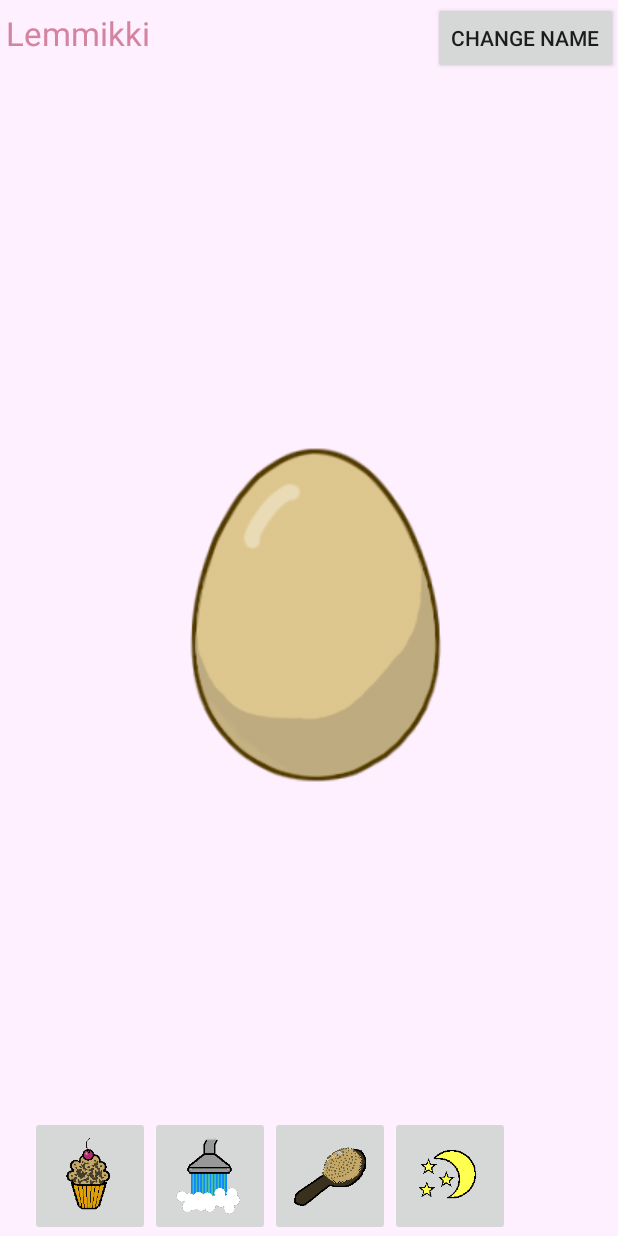
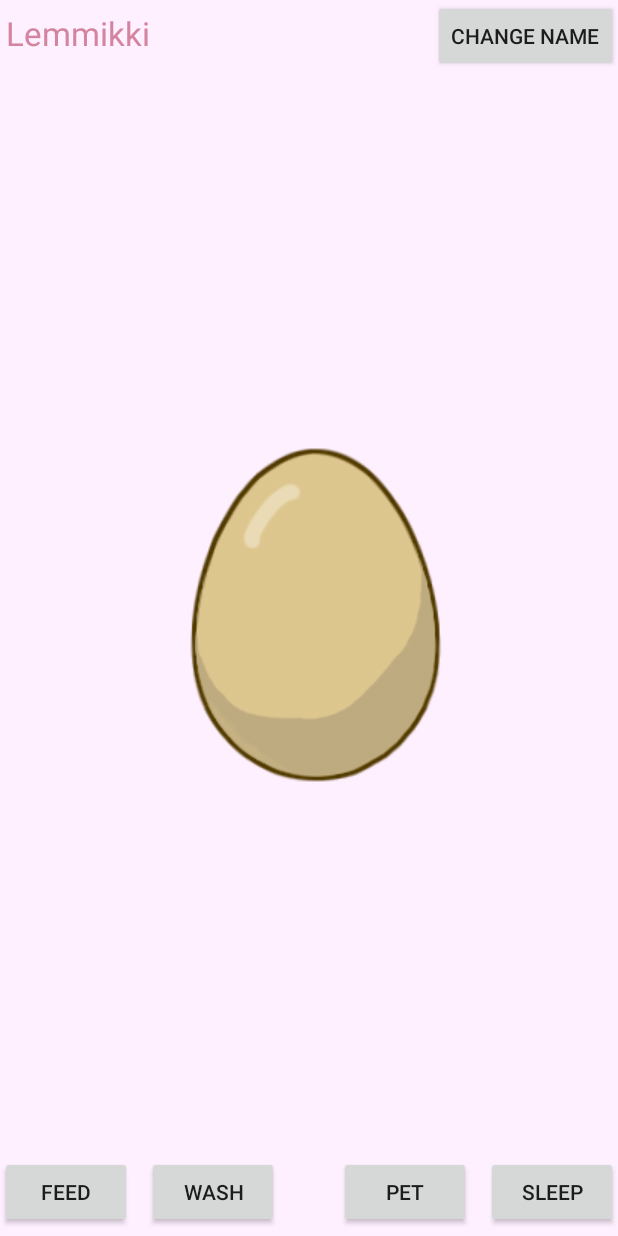
Before and after one commit to ToveVirtanen/Lemmikki, an Android app: the layout activity_main.xml on its own in the app's theme, with its tools: preview values and no code run, on a phone screen of 412 x 824 dp. Run offline under Robolectric (Android 15) with nearby library versions, the phone set to English and light mode, and no system bars.

Commit message:
10/10, Gospodi, 10/10

```diff
--- a/app/src/main/res/layout/activity_main.xml
+++ b/app/src/main/res/layout/activity_main.xml
@@ -1,11 +1,11 @@
 <?xml version="1.0" encoding="utf-8"?>
 <RelativeLayout xmlns:android="http://schemas.android.com/apk/res/android"
-    xmlns:tools="http://schemas.android.com/tools"
-    android:id="@+id/main_container"
     android:layout_width="match_parent"
     android:layout_height="match_parent"
+    tools:context="com.example.user.lemmikki.MainActivity"
+    xmlns:tools="http://schemas.android.com/tools"
     android:background="@color/LightPink"
-    tools:context=".MainActivity">
+    android:id="@+id/main_container">
 
 
     <TextView
@@ -22,144 +22,109 @@
         android:id="@+id/TextViewFood"
         android:layout_width="wrap_content"
         android:layout_height="wrap_content"
+        android:textSize="10pt"
         android:layout_below="@id/TextViewName"
+        android:layout_marginTop="10dp"
         android:layout_marginLeft="4dp"
-        android:layout_marginTop="10dp"
-        android:textSize="10pt" />
+        />
 
     <TextView
         android:id="@+id/TextViewWash"
         android:layout_width="wrap_content"
         android:layout_height="wrap_content"
+        android:textSize="10pt"
         android:layout_below="@id/TextViewFood"
         android:layout_marginLeft="4dp"
-        android:textSize="10pt" />
+        />
 
     <TextView
         android:id="@+id/TextViewPet"
         android:layout_width="wrap_content"
         android:layout_height="wrap_content"
+        android:textSize="10pt"
         android:layout_below="@id/TextViewWash"
         android:layout_marginLeft="4dp"
-        android:textSize="10pt" />
+        />
 
     <TextView
         android:id="@+id/TextViewSleep"
         android:layout_width="wrap_content"
         android:layout_height="wrap_content"
+        android:textSize="10pt"
         android:layout_below="@id/TextViewPet"
         android:layout_marginLeft="4dp"
-        android:textSize="10pt" />
+        />
 
     <EditText
         android:id="@+id/EditTextName"
         android:layout_width="wrap_content"
         android:layout_height="wrap_content"
+        android:visibility="invisible"
         android:textSize="10pt"
-        android:visibility="invisible" />
+        />
 
 
-    <!--<Button-->
-    <!--android:id="@+id/ImageButtonFeed"-->
-    <!--android:layout_width="wrap_content"-->
-    <!--android:layout_height="wrap_content"-->
-    <!--android:text="Feed"-->
-    <!--android:layout_alignParentBottom="true"-->
-    <!--android:layout_alignParentStart="true"-->
-    <!--android:layout_marginBottom="5dp"-->
-    <ImageButton
-        android:id="@+id/ImageButtonFeed"
-        android:layout_width="80dp"
-        android:layout_height="80dp"
+    <Button
+        android:id="@+id/buttonFeed"
+        android:layout_width="wrap_content"
+        android:layout_height="wrap_content"
+        android:text="Feed"
         android:layout_alignParentBottom="true"
-        android:layout_alignParentLeft="true"
-        android:layout_marginLeft="20dp"
-        android:layout_toEndOf="@+id/buttonSettings"
-        android:scaleType="centerInside"
-        android:src="@drawable/cupcake" />
+        android:layout_alignParentStart="true"
+        android:layout_marginBottom="5dp"
+        />
 
+    <Button
+        android:id="@+id/buttonWash"
+        android:layout_width="wrap_content"
+        android:layout_height="wrap_content"
+        android:text="Wash"
+        android:layout_alignParentBottom="true"
+        android:layout_toEndOf="@id/buttonFeed"
+        android:layout_marginLeft="10dp"
+        android:layout_marginBottom="5dp"
+        />
 
-    <!--<Button-->
-    <!--android:id="@+id/buttonWash"-->
-    <!--android:layout_width="wrap_content"-->
-    <!--android:layout_height="wrap_content"-->
-    <!--android:text="Wash"-->
-    <!--android:layout_alignParentBottom="true"-->
-    <!--android:layout_toEndOf="@id/ImageButtonFeed"-->
-    <!--android:layout_marginLeft="10dp"-->
-    <!--android:layout_marginBottom="5dp"-->
-    <!--/>-->
-    <ImageButton
-        android:id="@+id/ImageButtonWash"
-        android:layout_width="80dp"
-        android:layout_height="80dp"
-        android:layout_alignBottom="@+id/ImageButtonFeed"
-        android:layout_toRightOf="@+id/ImageButtonFeed"
-        android:scaleType="centerInside"
-        android:src="@drawable/shower" />
+    <Button
+        android:id="@+id/buttonSleep"
+        android:layout_width="wrap_content"
+        android:layout_height="wrap_content"
+        android:text="Sleep"
+        android:layout_alignParentBottom="true"
+        android:layout_alignParentEnd="true"
+        android:layout_marginBottom="5dp"
+        />
 
-    <!--<Button-->
-    <!--android:id="@+id/buttonSleep"-->
-    <!--android:layout_width="wrap_content"-->
-    <!--android:layout_height="wrap_content"-->
-    <!--android:text="Sleep"-->
-    <!--android:layout_alignParentBottom="true"-->
-    <!--android:layout_alignParentEnd="true"-->
-    <!--android:layout_marginBottom="5dp"-->
-    <!--/>-->
-    <ImageButton
-        android:id="@+id/ImageButtonSleep"
-        android:layout_width="80dp"
-        android:layout_height="80dp"
-        android:layout_alignBottom="@+id/ImageButtonPet"
-        android:layout_toRightOf="@+id/ImageButtonPet"
-        android:scaleType="centerInside"
-        android:src="@drawable/night" />
-    <!--android:layout_alignBottom="@+id/ImageButtonFeed"-->
-
-    <!--<Button-->
-    <!--android:id="@+id/buttonPet"-->
-    <!--android:layout_width="wrap_content"-->
-    <!--android:layout_height="wrap_content"-->
-    <!--android:text="Pet"-->
-    <!--android:layout_alignParentBottom="true"-->
-    <!--android:layout_toStartOf="@id/buttonSleep"-->
-    <!--android:layout_marginRight="10dp"-->
-    <!--android:layout_marginBottom="5dp"-->
-    <!--/>-->
-    <ImageButton
-        android:id="@+id/ImageButtonPet"
-        android:layout_width="80dp"
-        android:layout_height="80dp"
-        android:layout_alignBottom="@+id/ImageButtonWash"
-        android:layout_toRightOf="@+id/ImageButtonWash"
-        android:scaleType="centerInside"
-        android:src="@drawable/brush" />
-    <!--android:layout_above="@+id/ImageButtonSleep"-->
-    <!--android:layout_alignParentBottom="true"-->
-    <!--android:layout_toStartOf="@id/ImageButtonSleep"-->
-    <!--android:layout_marginRight="10dp"-->
-    <!--android:layout_marginBottom="5dp"/>-->
+    <Button
+        android:id="@+id/buttonPet"
+        android:layout_width="wrap_content"
+        android:layout_height="wrap_content"
+        android:text="Pet"
+        android:layout_alignParentBottom="true"
+        android:layout_toStartOf="@id/buttonSleep"
+        android:layout_marginRight="10dp"
+        android:layout_marginBottom="5dp"
+        />
 
 
     <Button
         android:id="@+id/buttonSettings"
         android:layout_width="wrap_content"
         android:layout_height="wrap_content"
+        android:text="Settings"
+        android:layout_alignParentTop="true"
         android:layout_alignParentEnd="true"
-        android:layout_alignParentTop="true"
-        android:text="Settings"
-        android:visibility="gone" />
+        android:visibility="gone"
+        />
 
     <Button
         android:id="@+id/buttonName"
         android:layout_width="wrap_content"
         android:layout_height="wrap_content"
-        android:layout_alignBaseline="@+id/TextViewName"
-        android:layout_alignBottom="@+id/TextViewName"
         android:layout_alignParentEnd="true"
         android:text="Change Name"
-        android:visibility="visible" />
+        android:visibility="visible"
+        />
 
     <Button
         android:id="@+id/buttonDeleteSettings"
@@ -168,39 +133,41 @@
         android:layout_alignParentEnd="true"
         android:layout_below="@id/buttonName"
         android:text="Delete Settings"
-        android:visibility="invisible" />
+        android:visibility="invisible"
+        />
 
     <ImageView
         android:id="@+id/egg"
         android:layout_width="256dp"
         android:layout_height="256dp"
+        android:src="@drawable/egg"
+        android:layout_centerVertical="true"
         android:layout_centerHorizontal="true"
-        android:layout_centerVertical="true"
-        android:layout_marginTop="10dp"
-        android:src="@drawable/egg" />
+        android:layout_marginTop="10dp"/>
 
     <TextView
-        android:id="@+id/TextViewHappiness"
+        android:id="@+id/TextViewHappinnes"
         android:layout_width="wrap_content"
         android:layout_height="wrap_content"
+        android:layout_above="@+id/buttonSleep"
         android:layout_alignParentEnd="true"
-        android:layout_marginTop="46dp"
-        android:textSize="10pt" />
-
+        android:textSize="10pt"
+        />
     <TextView
         android:id="@+id/TextViewExp"
         android:layout_width="wrap_content"
         android:layout_height="wrap_content"
-        android:layout_above="@+id/TextViewHappiness"
+        android:layout_above="@+id/TextViewHappinnes"
         android:layout_alignParentEnd="true"
-        android:textSize="10pt" />
-
+        android:textSize="10pt"
+        />
     <TextView
         android:id="@+id/TextViewLevel"
         android:layout_width="wrap_content"
         android:layout_height="wrap_content"
         android:layout_above="@+id/TextViewExp"
         android:layout_alignParentEnd="true"
-        android:textSize="10pt" />
+        android:textSize="10pt"
+        />
 
 </RelativeLayout>
```
Also changed, not shown: app/src/main/java/com/example/user/lemmikki/MainActivity.java (added, +441 -0 lines), app/src/main/res/drawable/cake.png (added), app/src/main/res/drawable/dog.png, app/src/main/res/drawable/dogeating.png, app/src/main/res/drawable/doglove.png, app/src/main/res/drawable/dogsleep.png, app/src/main/res/drawable/dogwash.png, app/src/main/res/drawable/rabbit.png, app/src/main/res/drawable/rabbiteatable.png (added), app/src/main/res/drawable/rabbiteating.png (deleted), app/src/main/res/drawable/rabbitlovable.png, app/src/main/res/drawable/rabbitsleepable.png, app/src/main/res/drawable/rabbitwashable.png.
